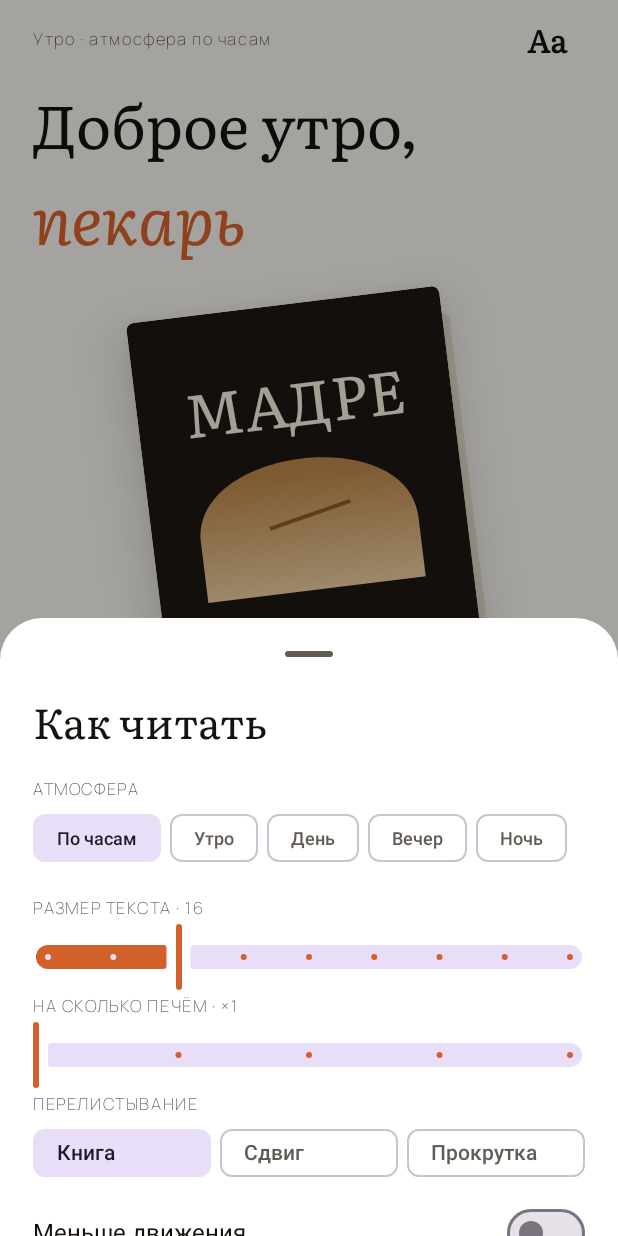
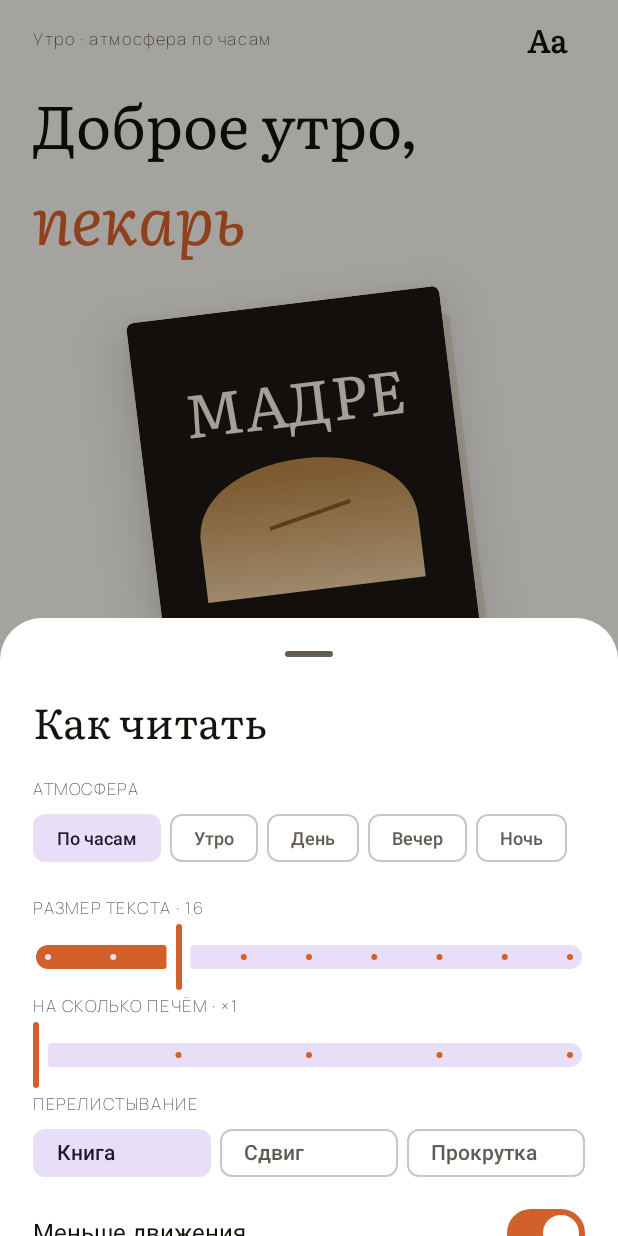
Before and after one commit to kamenevd/polinalinen-madre, an Android app built with Jetpack Compose: the screen it shows after launch (MainActivity), after a tap on "Aa", on a phone screen of 412 x 824 dp. Run offline under Robolectric (Android 15) with nearby library versions, the light colour scheme and no system bars; our stand-ins replace Room's generated code; 2 statements that could not run were skipped.

Commit message:
fix: isolate GLES2 fixture from inherited calm mode and wire motion preference

```diff
--- a/app/src/debug/java/com/polinalinen/madre/ui/razvorot/RazvorotDebugScenes.kt
+++ b/app/src/debug/java/com/polinalinen/madre/ui/razvorot/RazvorotDebugScenes.kt
@@ -43,7 +43,7 @@ internal val RazvorotScenes=listOf("reader-title-dawn","reader-title-night","rea
     val debug=remember{PaperDebugState()}
     val night=scene.endsWith("night")
     val recipe=recipes.firstOrNull()?:return
-    CompositionLocalProvider(LocalPaperDebug provides debug) {
+    CompositionLocalProvider(LocalPaperDebug provides debug,com.polinalinen.madre.ui.theme.LocalCalmMode provides false) {
         RazvorotTheme(preferences,force=if(night)Atmosphere.NIGHT else Atmosphere.DAWN) {
             Box(Modifier.fillMaxSize().background(LocalPaper.current.bg).safeDrawingPadding().testTag("scene-$scene").semantics{stateDescription="${debug.renderer}:${debug.renderedFrames}"}) {
                 when {
--- a/app/src/main/java/com/polinalinen/madre/navigation/MadreNavHost.kt
+++ b/app/src/main/java/com/polinalinen/madre/navigation/MadreNavHost.kt
@@ -129,6 +129,7 @@ fun MadreNavHost(
         calmModeSetting.setCalm(calm)
         calmMode = calm
     }
+    readingPreferences.onReducedMotionChanged=setCalmMode
 
     // Реальная история выпечек — питает Формуляр книги / хитмэп на Полке.
     val bakeRecords by app.bakeHistoryRepository.observeAll().collectAsState(initial = emptyList())
--- a/app/src/main/java/com/polinalinen/madre/ui/razvorot/BookSurfaces.kt
+++ b/app/src/main/java/com/polinalinen/madre/ui/razvorot/BookSurfaces.kt
@@ -147,7 +147,7 @@ fun Recipe.totalTime(): String { val m = timeline.sumOf { it.durationMinutes };
             Slider(preferences.portions,preferences::choosePortions,valueRange=1f..5f,steps=3,modifier=Modifier.testTag("reader-portions"))
             SmallLabel("ПЕРЕЛИСТЫВАНИЕ")
             Row(Modifier.fillMaxWidth(),horizontalArrangement=Arrangement.spacedBy(6.dp)) { ReadingMode.entries.forEach { v -> FilterChip(preferences.mode==v,{preferences.chooseMode(v)},label={Text(v.label)},modifier=Modifier.weight(1f)) } }
-            Row(Modifier.fillMaxWidth().heightIn(min=58.dp),verticalAlignment=Alignment.CenterVertically) { Text("Меньше движения",Modifier.weight(1f));Switch(preferences.reducedMotion,preferences::setReduced) }
+            Row(Modifier.fillMaxWidth().heightIn(min=58.dp),verticalAlignment=Alignment.CenterVertically) { Text("Меньше движения",Modifier.weight(1f));Switch(preferences.reducedMotion||com.polinalinen.madre.ui.theme.LocalCalmMode.current,preferences::setReduced) }
             Row(Modifier.fillMaxWidth().heightIn(min=58.dp),verticalAlignment=Alignment.CenterVertically) { Text("Тактильные отклики",Modifier.weight(1f));Switch(preferences.haptics,preferences::chooseHaptics) }
             SmallLabel("На слабом устройстве и при выключенной системной анимации — плоский сдвиг.")
             if(BuildConfig.DEBUG)TextButton({context.startActivity(android.content.Intent().setClassName(context.packageName,"com.polinalinen.madre.ui.razvorot.RazvorotSceneActivity").putExtra("scene","paper"))},Modifier.fillMaxWidth().heightIn(min=48.dp)){Text("Бумага")}
--- a/app/src/main/java/com/polinalinen/madre/ui/razvorot/RazvorotTheme.kt
+++ b/app/src/main/java/com/polinalinen/madre/ui/razvorot/RazvorotTheme.kt
@@ -21,6 +21,7 @@ val LocalPaper = staticCompositionLocalOf { DawnPaper }
 val LocalAtmosphere = staticCompositionLocalOf { Atmosphere.DAWN }
 class ReadingPreferences(context: Context, namespace:String="razvorot_reading") {
     private val prefs = context.getSharedPreferences(namespace, Context.MODE_PRIVATE)
+    var onReducedMotionChanged:((Boolean)->Unit)?=null
     var atmosphere by mutableStateOf(Atmosphere.entries.firstOrNull { it.name == prefs.getString("atmosphere", "AUTO") } ?: Atmosphere.AUTO)
         private set
     var mode by mutableStateOf(ReadingMode.entries.firstOrNull { it.name == prefs.getString("mode", "BOOK") } ?: ReadingMode.BOOK)
@@ -38,7 +39,7 @@ class ReadingPreferences(context: Context, namespace:String="razvorot_reading")
     fun setSize(v: Float) { textSize = v.coerceIn(14f, 22f); prefs.edit().putFloat("textSize", textSize).apply() }
     fun choosePortions(v: Float) { portions = v.coerceIn(1f, 5f); prefs.edit().putFloat("portions", portions).apply() }
     fun chooseHaptics(v: Boolean) { haptics = v; prefs.edit().putBoolean("haptics", v).apply() }
-    fun setReduced(v: Boolean) { reducedMotion = v; prefs.edit().putBoolean("reducedMotion", v).apply() }
+    fun setReduced(v: Boolean) { reducedMotion = v; prefs.edit().putBoolean("reducedMotion", v).apply();onReducedMotionChanged?.invoke(v) }
 }
 @Composable fun rememberReadingPreferences(): ReadingPreferences {
     val context = LocalContext.current
```
